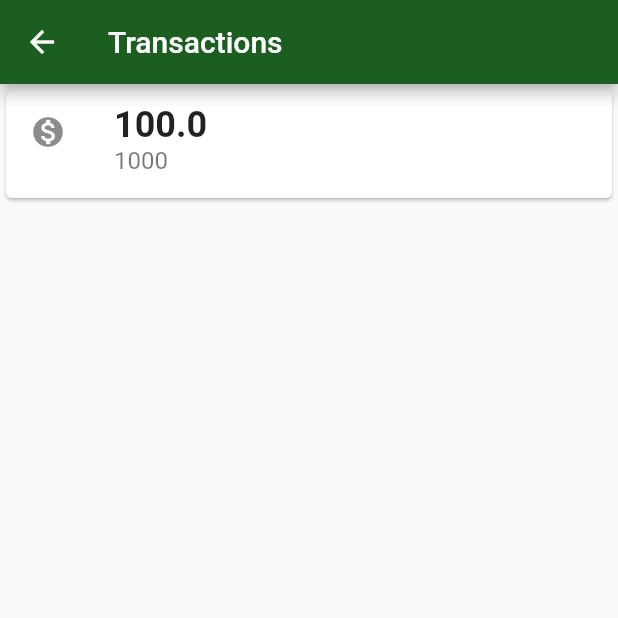
After one commit to fernandosimoes/meu_banco, a Flutter app: the screen it shows after launch, after a tap on "Transferencias feed", on a phone screen of 412 x 824 dp, the top half of it. The commit adds this screen. Run offline on Flutter 3.47's test engine with Material 2 defaults, Android fonts, the phone set to English and light mode, and no system bars; our stand-ins replace sqflite; accounts and stored records are empty.

Commit message:
transferencia feed

```diff
--- a/lib/screens/dashboard/dashboard.dart
+++ b/lib/screens/dashboard/dashboard.dart
@@ -2,6 +2,7 @@ import 'package:flutter/cupertino.dart';
 import 'package:flutter/material.dart';
 import 'package:flutter/widgets.dart';
 import 'package:meu_banco/screens/transferencias/lista.dart';
+import 'package:meu_banco/screens/transferencias/transferencias_feed.dart';
 import 'package:meu_banco/screens/usuarios/list.dart';
 
 class Dashboard extends StatefulWidget {
@@ -33,18 +34,18 @@ class _DashboardState extends State<Dashboard> {
             child: Row(
               children: <Widget>[
                 _menuItem(
-                    'Contatos',
-                    Icons.contacts,
-                    onTap: () {
-                      Navigator.of(context).push(MaterialPageRoute(
-                      builder: (context) => ListContatos()));
-                    },
+                  'Contatos',
+                  Icons.contacts,
+                  onTap: () {
+                    _showContatctList(context);
+                  },
                 ),
                 _menuItem(
-                  'Transferencias Realizadas', Icons.attach_money,
+                  'Transferencias feed',
+                  Icons.attach_money,
                   onTap: () {
                     Navigator.of(context).push(MaterialPageRoute(
-                        builder: (context) => ListaTransferencias()));
+                        builder: (context) => TransferenciasFeed()));
                   },
                 ),
 //                _menuItem(
@@ -61,13 +62,19 @@ class _DashboardState extends State<Dashboard> {
       ),
     );
   }
+
+  void _showContatctList(BuildContext context) {
+    Navigator.of(context).push(
+      MaterialPageRoute(builder: (context) => ListContatos()),
+    );
+  }
 }
 
 class _menuItem extends StatelessWidget {
-
   final String menuName;
   final IconData menuIcon;
   final Function onTap;
+
   _menuItem(this.menuName, this.menuIcon, {@required this.onTap});
 
   @override
@@ -79,7 +86,6 @@ class _menuItem extends StatelessWidget {
         child: InkWell(
           onTap: () {
             this.onTap();
-
           },
           child: Container(
             width: 180,
--- /dev/null
+++ b/lib/screens/transferencias/transferencias_feed.dart
@@ -0,0 +1,61 @@
+import 'package:flutter/cupertino.dart';
+import 'package:flutter/material.dart';
+import 'package:meu_banco/models/contato.dart';
+
+class TransferenciasFeed extends StatefulWidget {
+  @override
+  _TransferenciasFeedState createState() => _TransferenciasFeedState();
+}
+
+class _TransferenciasFeedState extends State<TransferenciasFeed> {
+  final List<Transaction> transactions = List();
+
+  @override
+  Widget build(BuildContext context) {
+    transactions.add(
+      Transaction(100.0, Contato(nome: 'Fernando', conta: 1000)),);
+    return Scaffold(
+      appBar: AppBar(
+        title: Text('Transactions'),
+      ),
+      body: ListView.builder(
+        itemBuilder: (context, index) {
+          final Transaction transaction = transactions[index];
+          return Card(
+            child: ListTile(
+              leading: Icon(Icons.monetization_on),
+              title: Text(
+                transaction.value.toString(),
+                style: TextStyle(
+                  fontSize: 24.0,
+                  fontWeight: FontWeight.bold,
+                ),
+              ),
+              subtitle: Text(
+                transaction.contato.conta.toString(),
+                style: TextStyle(
+                  fontSize: 16.0,
+                ),
+              ),
+            ),
+          );
+        },
+        itemCount: transactions.length,
+      ),
+    );
+  }
+}
+
+class Transaction {
+  final double value;
+  final Contato contato;
+
+  Transaction(this.value,
+      this.contato,);
+
+  @override
+  String toString() {
+    return 'Transaction{value: $value, contact: $contato}';
+  }
+
+}
```
